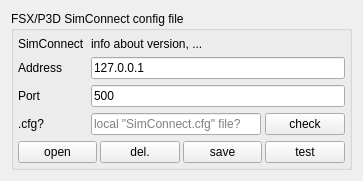
Qt form src/plugins/simulator/fsxcommon/simconnectsettingscomponent.ui (swift-project/pilotclient) before a commit.
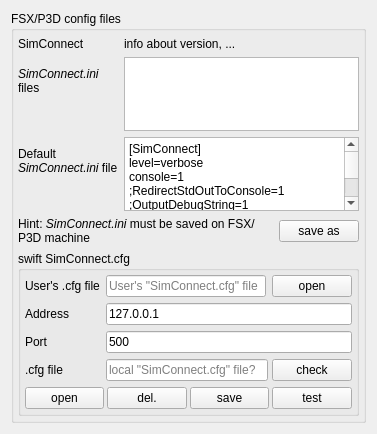
The same form after that commit.

Commit message: Ref T180, driver settings (FSX/P3D) supports SimConnect.ini file

```diff
--- a/src/plugins/simulator/fsxcommon/simconnectsettingscomponent.ui
+++ b/src/plugins/simulator/fsxcommon/simconnectsettingscomponent.ui
@@ -6,10 +6,16 @@
    <rect>
     <x>0</x>
     <y>0</y>
-    <width>363</width>
-    <height>179</height>
+    <width>377</width>
+    <height>434</height>
    </rect>
   </property>
+  <property name="minimumSize">
+   <size>
+    <width>350</width>
+    <height>300</height>
+   </size>
+  </property>
   <property name="windowTitle">
    <string>FSX/P3D SimConnect config</string>
   </property>
@@ -17,7 +23,7 @@
    <item>
     <widget class="QGroupBox" name="gb_FsxSimConnectConfigFile">
      <property name="title">
-      <string>FSX/P3D SimConnect config file</string>
+      <string>FSX/P3D config files</string>
      </property>
      <layout class="QFormLayout" name="fl_Settings">
       <property name="leftMargin">
@@ -32,15 +38,107 @@
       <property name="bottomMargin">
        <number>4</number>
       </property>
+      <item row="0" column="0">
+       <widget class="QLabel" name="lbl_SimConnect">
+        <property name="text">
+         <string>SimConnect</string>
+        </property>
+       </widget>
+      </item>
+      <item row="0" column="1">
+       <widget class="QLabel" name="lbl_SimConnectInfo">
+        <property name="text">
+         <string>info about version, ...</string>
+        </property>
+        <property name="wordWrap">
+         <bool>true</bool>
+        </property>
+       </widget>
+      </item>
       <item row="1" column="0">
-       <widget class="QLabel" name="lbl_SettingsFsxAddress">
+       <widget class="QLabel" name="lbl_SimConnectIniFiles">
+        <property name="text">
+         <string>&lt;html&gt;&lt;head/&gt;&lt;body&gt;&lt;p&gt;&lt;span style=&quot; font-style:italic;&quot;&gt;SimConnect.ini&lt;/span&gt; files&lt;/p&gt;&lt;/body&gt;&lt;/html&gt;</string>
+        </property>
+        <property name="wordWrap">
+         <bool>true</bool>
+        </property>
+       </widget>
+      </item>
+      <item row="1" column="1">
+       <widget class="QPlainTextEdit" name="pte_SimConnectIniFiles">
+        <property name="maximumSize">
+         <size>
+          <width>16777215</width>
+          <height>75</height>
+         </size>
+        </property>
+        <property name="readOnly">
+         <bool>true</bool>
+        </property>
+       </widget>
+      </item>
+      <item row="2" column="0">
+       <widget class="QLabel" name="lbl_DefaultSimConnectIniFile">
+        <property name="text">
+         <string>&lt;html&gt;&lt;head/&gt;&lt;body&gt;&lt;p&gt;Default &lt;span style=&quot; font-style:italic;&quot;&gt;SimConnect.ini&lt;/span&gt; file&lt;/p&gt;&lt;/body&gt;&lt;/html&gt;</string>
+        </property>
+        <property name="wordWrap">
+         <bool>true</bool>
+        </property>
+       </widget>
+      </item>
+      <item row="2" column="1">
+       <widget class="QPlainTextEdit" name="pte_SimConnectIni">
+        <property name="maximumSize">
+         <size>
+          <width>16777215</width>
+          <height>75</height>
+         </size>
+        </property>
+        <property name="plainText">
+         <string>[SimConnect] 
+level=verbose 
+console=1 
+;RedirectStdOutToConsole=1 
+;OutputDebugString=1 
+;file=c:\simconnect%03u.log 
+;file_next_index=0 
+;file_max_index=9 
+</string>
+        </property>
+        <property name="placeholderText">
+         <string>all SimConnect.ini files found</string>
+        </property>
+       </widget>
+      </item>
+      <item row="5" column="0" colspan="2">
+       <widget class="QGroupBox" name="gb_SwiftSimConnectCfg">
+        <property name="title">
+         <string>swift SimConnect.cfg</string>
+        </property>
+        <layout class="QFormLayout" name="fl_SwiftSimConnectCfg">
+         <property name="leftMargin">
+          <number>4</number>
+         </property>
+         <property name="topMargin">
+          <number>4</number>
+         </property>
+         <property name="rightMargin">
+          <number>4</number>
+         </property>
+         <property name="bottomMargin">
+          <number>4</number>
+         </property>
+         <item row="1" column="0">
+          <widget class="QLabel" name="lbl_Address">
         <property name="text">
          <string>Address</string>
         </property>
        </widget>
       </item>
       <item row="1" column="1">
-       <widget class="QLineEdit" name="le_SettingsFsxAddress">
+          <widget class="QLineEdit" name="le_Address">
         <property name="text">
          <string>127.0.0.1</string>
         </property>
@@ -53,14 +151,14 @@
        </widget>
       </item>
       <item row="2" column="0">
-       <widget class="QLabel" name="lbl_SettingsFsxPort">
+          <widget class="QLabel" name="lbl_Port">
         <property name="text">
          <string>Port</string>
         </property>
        </widget>
       </item>
       <item row="2" column="1">
-       <widget class="QLineEdit" name="le_SettingsFsxPort">
+          <widget class="QLineEdit" name="le_Port">
         <property name="text">
          <string>500</string>
         </property>
@@ -70,18 +168,18 @@
        </widget>
       </item>
       <item row="3" column="0">
-       <widget class="QLabel" name="lbl_SettingsFsxExistsSimconncetCfg">
+          <widget class="QLabel" name="lbl_ExistsSimConnectCfg">
         <property name="toolTip">
          <string>is 'SimConnect.cfg' available?</string>
         </property>
         <property name="text">
-         <string>.cfg?</string>
+            <string>.cfg file</string>
         </property>
        </widget>
       </item>
       <item row="3" column="1">
-       <widget class="QWidget" name="wi_SettingsFsxExistsSimconncetCfg" native="true">
-        <layout class="QHBoxLayout" name="hl_SettingsFsxExistsSimconncetCfg">
+          <widget class="QWidget" name="wi_ExistsSimConnectCfg" native="true">
+           <layout class="QHBoxLayout" name="hl_SettingsFsxExistsSimConnectCfg">
          <property name="spacing">
           <number>4</number>
          </property>
@@ -98,7 +196,7 @@
           <number>0</number>
          </property>
          <item>
-          <widget class="QLineEdit" name="le_SettingsFsxExistsSimconncetCfg">
+             <widget class="QLineEdit" name="le_ExistsSimConnectCfg">
            <property name="readOnly">
             <bool>true</bool>
            </property>
@@ -108,7 +206,7 @@
           </widget>
          </item>
          <item>
-          <widget class="QPushButton" name="pb_SettingsFsxExistsSimconncetCfg">
+             <widget class="QPushButton" name="pb_ExistsSimConnectCfg">
            <property name="sizePolicy">
             <sizepolicy hsizetype="Fixed" vsizetype="Preferred">
              <horstretch>0</horstretch>
@@ -130,12 +228,12 @@
        </widget>
       </item>
       <item row="4" column="0" colspan="2">
-       <layout class="QHBoxLayout" name="hl_SettingsSimconnectCfgButtons">
+          <layout class="QHBoxLayout" name="hl_SimConnectCfgButtons">
         <property name="spacing">
          <number>3</number>
         </property>
         <item>
-         <widget class="QPushButton" name="pb_SettingsFsxOpenSimconnectCfg">
+            <widget class="QPushButton" name="pb_OpenSwiftSimConnectCfg">
           <property name="sizePolicy">
            <sizepolicy hsizetype="Preferred" vsizetype="Preferred">
             <horstretch>0</horstretch>
@@ -154,7 +252,7 @@
          </widget>
         </item>
         <item>
-         <widget class="QPushButton" name="pb_SettingsFsxDeleteSimconnectCfg">
+            <widget class="QPushButton" name="pb_DeleteSwiftSimConnectCfg">
           <property name="sizePolicy">
            <sizepolicy hsizetype="Preferred" vsizetype="Preferred">
             <horstretch>0</horstretch>
@@ -173,7 +271,7 @@
          </widget>
         </item>
         <item>
-         <widget class="QPushButton" name="pb_SettingsFsxSaveSimconnectCfg">
+            <widget class="QPushButton" name="pb_SaveSwiftSimConnectCfg">
           <property name="sizePolicy">
            <sizepolicy hsizetype="Preferred" vsizetype="Preferred">
             <horstretch>0</horstretch>
@@ -198,7 +296,7 @@
          </widget>
         </item>
         <item>
-         <widget class="QPushButton" name="pb_SettingsFsxTestConnection">
+            <widget class="QPushButton" name="pb_TestConnection">
           <property name="sizePolicy">
            <sizepolicy hsizetype="Preferred" vsizetype="Preferred">
             <horstretch>0</horstretch>
@@ -228,20 +326,89 @@
        </layout>
       </item>
       <item row="0" column="0">
-       <widget class="QLabel" name="lbl_SimConnect">
+          <widget class="QLabel" name="lbl_UserCfgFile">
         <property name="text">
-         <string>SimConnect</string>
+            <string>User's .cfg file</string>
         </property>
        </widget>
       </item>
       <item row="0" column="1">
-       <widget class="QLabel" name="lbl_SimConnectInfo">
+          <widget class="QWidget" name="wi_UserSimConnectCfg" native="true">
+           <layout class="QHBoxLayout" name="hl_UserCfgFile">
+            <property name="leftMargin">
+             <number>0</number>
+            </property>
+            <property name="topMargin">
+             <number>0</number>
+            </property>
+            <property name="rightMargin">
+             <number>0</number>
+            </property>
+            <property name="bottomMargin">
+             <number>0</number>
+            </property>
+            <item>
+             <widget class="QLineEdit" name="le_UserCfgFile">
+              <property name="readOnly">
+               <bool>true</bool>
+              </property>
+              <property name="placeholderText">
+               <string>User's &quot;SimConnect.cfg&quot; file</string>
+              </property>
+             </widget>
+            </item>
+            <item>
+             <widget class="QPushButton" name="pb_OpenUserCfgFile">
         <property name="text">
-         <string>info about version, ...</string>
+               <string>open</string>
+              </property>
+             </widget>
+            </item>
+           </layout>
+          </widget>
+         </item>
+        </layout>
+       </widget>
+      </item>
+      <item row="3" column="0" colspan="2">
+       <widget class="QWidget" name="wi_SimConnectIniSaveAs" native="true">
+        <layout class="QHBoxLayout" name="horizontalLayout">
+         <property name="leftMargin">
+          <number>0</number>
+         </property>
+         <property name="topMargin">
+          <number>0</number>
+         </property>
+         <property name="rightMargin">
+          <number>0</number>
+         </property>
+         <property name="bottomMargin">
+          <number>0</number>
+         </property>
+         <item>
+          <widget class="QLabel" name="lbl_SimConnectIniSaveHint">
+           <property name="sizePolicy">
+            <sizepolicy hsizetype="Expanding" vsizetype="Preferred">
+             <horstretch>0</horstretch>
+             <verstretch>0</verstretch>
+            </sizepolicy>
+           </property>
+           <property name="text">
+            <string>&lt;html&gt;&lt;head/&gt;&lt;body&gt;&lt;p&gt;Hint: &lt;span style=&quot; font-style:italic;&quot;&gt;SimConnect.ini&lt;/span&gt; must be saved on FSX/P3D machine&lt;/p&gt;&lt;/body&gt;&lt;/html&gt;</string>
         </property>
         <property name="wordWrap">
          <bool>true</bool>
         </property>
+          </widget>
+         </item>
+         <item alignment="Qt::AlignRight">
+          <widget class="QPushButton" name="pb_SaveAsSimConnectIni">
+           <property name="text">
+            <string>save as</string>
+           </property>
+          </widget>
+         </item>
+        </layout>
        </widget>
       </item>
      </layout>
```
Lines whose indentation alone changed are shown as unchanged. The commit also changes 2 other files.
